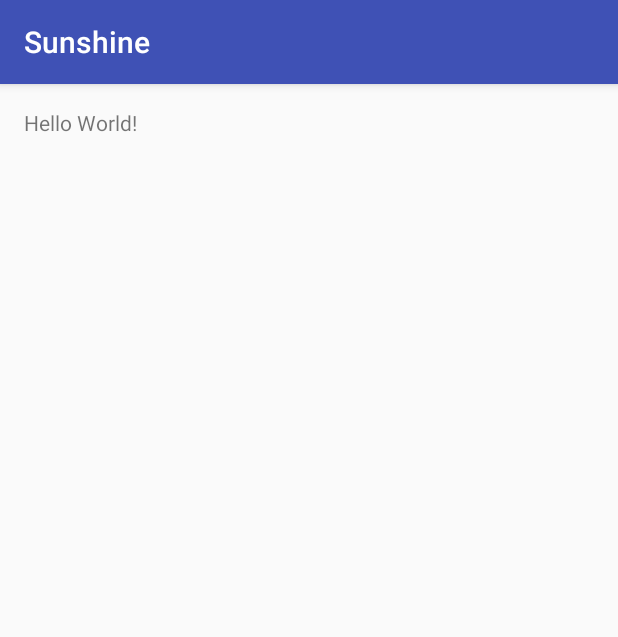
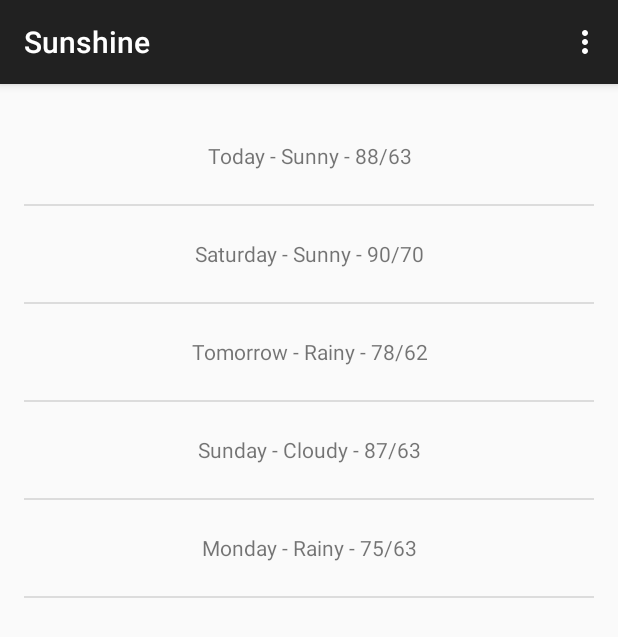
Before and after one commit to RGirish/Udacity-Sunshine, an Android app: the screen it shows after launch (MainActivity), on a phone screen of 412 x 824 dp. Shown: the top 637 px of the screen. Run offline under Robolectric (Android 15) with nearby library versions, the phone set to English and light mode, and no system bars.

```diff
--- a/app/src/main/java/girish/raman/sunshine/MainActivity.java
+++ b/app/src/main/java/girish/raman/sunshine/MainActivity.java
@@ -1,7 +1,18 @@
 package girish.raman.sunshine;
 
+import android.support.v4.app.Fragment;
+import android.os.Bundle;
 import android.support.v7.app.AppCompatActivity;
-import android.os.Bundle;
+import android.view.LayoutInflater;
+import android.view.Menu;
+import android.view.MenuItem;
+import android.view.View;
+import android.view.ViewGroup;
+import android.widget.ArrayAdapter;
+import android.widget.ListView;
+
+import java.util.ArrayList;
+import java.util.List;
 
 public class MainActivity extends AppCompatActivity {
 
@@ -9,5 +20,59 @@ public class MainActivity extends AppCompatActivity {
     protected void onCreate(Bundle savedInstanceState) {
         super.onCreate(savedInstanceState);
         setContentView(R.layout.activity_main);
+        if (savedInstanceState == null) {
+            getSupportFragmentManager().beginTransaction()
+                    .add(R.id.container, new PlaceholderFragment())
+                    .commit();
+        }
+    }
+
+    @Override
+    public boolean onCreateOptionsMenu(Menu menu) {
+        // Inflate the menu; this adds items to the action bar if it is present.
+        getMenuInflater().inflate(R.menu.main, menu);
+        return true;
+    }
+
+    @Override
+    public boolean onOptionsItemSelected(MenuItem item) {
+        // Handle action bar item clicks here. The action bar will
+        // automatically handle clicks on the Home/Up button, so long
+        // as you specify a parent activity in AndroidManifest.xml.
+        int id = item.getItemId();
+
+        //noinspection SimplifiableIfStatement
+        if (id == R.id.action_settings) {
+            return true;
+        }
+
+        return super.onOptionsItemSelected(item);
+    }
+
+    /**
+     * A placeholder fragment containing a simple view.
+     */
+    public static class PlaceholderFragment extends Fragment {
+
+        public PlaceholderFragment() {
+        }
+
+        @Override
+        public View onCreateView(LayoutInflater inflater, ViewGroup container,
+                                 Bundle savedInstanceState) {
+            View rootView = inflater.inflate(R.layout.fragment_main, container, false);
+
+            String[] list = {
+                    "Today - Sunny - 88/63",
+                    "Saturday - Sunny - 90/70",
+                    "Tomorrow - Rainy - 78/62",
+                    "Sunday - Cloudy - 87/63",
+                    "Monday - Rainy - 75/63"
+            };
+            ArrayAdapter<String> adapter = new ArrayAdapter<>(getActivity(), R.layout.list_item_forecast, R.id.list_item_forecast_textview, list);
+            ListView listView = (ListView) rootView.findViewById(R.id.listview_forecast);
+            listView.setAdapter(adapter);
+            return rootView;
+        }
     }
 }
--- a/app/src/main/res/layout/activity_main.xml
+++ b/app/src/main/res/layout/activity_main.xml
@@ -1,17 +1,4 @@
-<?xml version="1.0" encoding="utf-8"?>
-<RelativeLayout xmlns:android="http://schemas.android.com/apk/res/android"
-    xmlns:tools="http://schemas.android.com/tools"
-    android:id="@+id/activity_main"
-    android:layout_width="match_parent"
-    android:layout_height="match_parent"
-    android:paddingBottom="@dimen/activity_vertical_margin"
-    android:paddingLeft="@dimen/activity_horizontal_margin"
-    android:paddingRight="@dimen/activity_horizontal_margin"
-    android:paddingTop="@dimen/activity_vertical_margin"
-    tools:context="girish.raman.sunshine.MainActivity">
-
-    <TextView
-        android:layout_width="wrap_content"
-        android:layout_height="wrap_content"
-        android:text="Hello World!" />
-</RelativeLayout>
+<FrameLayout xmlns:android="http://schemas.android.com/apk/res/android"
+    xmlns:tools="http://schemas.android.com/tools" android:id="@+id/container"
+    android:layout_width="match_parent" android:layout_height="match_parent"
+    tools:context=".MainActivity" tools:ignore="MergeRootFrame" />
--- /dev/null
+++ b/app/src/main/res/layout/fragment_main.xml
@@ -0,0 +1,14 @@
+<FrameLayout xmlns:android="http://schemas.android.com/apk/res/android"
+    xmlns:tools="http://schemas.android.com/tools" android:layout_width="match_parent"
+    android:layout_height="match_parent" android:paddingLeft="@dimen/activity_horizontal_margin"
+    android:paddingRight="@dimen/activity_horizontal_margin"
+    android:paddingTop="@dimen/activity_vertical_margin"
+    android:paddingBottom="@dimen/activity_vertical_margin"
+    tools:context=".MainActivity$PlaceholderFragment">
+
+    <ListView
+        android:id="@+id/listview_forecast"
+        android:layout_width="match_parent"
+        android:layout_height="match_parent" />
+
+</FrameLayout>
--- /dev/null
+++ b/app/src/main/res/layout/list_item_forecast.xml
@@ -0,0 +1,12 @@
+<?xml version="1.0" encoding="utf-8"?>
+<TextView xmlns:android="http://schemas.android.com/apk/res/android"
+    android:id="@+id/list_item_forecast_textview"
+    android:text="Today - Sunny - 88/63"
+    android:orientation="vertical"
+    android:minHeight="?android:listPreferredItemHeight"
+    android:padding="10dp"
+    android:gravity="center"
+    android:layout_width="match_parent"
+    android:layout_height="wrap_content">
+
+</TextView>
--- /dev/null
+++ b/app/src/main/res/menu/main.xml
@@ -0,0 +1,6 @@
+<menu xmlns:android="http://schemas.android.com/apk/res/android"
+    xmlns:app="http://schemas.android.com/apk/res-auto"
+    xmlns:tools="http://schemas.android.com/tools" tools:context=".MainActivity">
+    <item android:id="@+id/action_settings" android:title="@string/action_settings"
+        android:orderInCategory="100" app:showAsAction="never" />
+</menu>
--- a/app/src/main/res/values/strings.xml
+++ b/app/src/main/res/values/strings.xml
@@ -1,3 +1,8 @@
+<?xml version="1.0" encoding="utf-8"?>
 <resources>
+
     <string name="app_name">Sunshine</string>
+    <string name="hello_world">Hello world!</string>
+    <string name="action_settings">Settings</string>
+
 </resources>
--- a/app/src/main/res/values/styles.xml
+++ b/app/src/main/res/values/styles.xml
@@ -3,9 +3,6 @@
     <!-- Base application theme. -->
     <style name="AppTheme" parent="Theme.AppCompat.Light.DarkActionBar">
         <!-- Customize your theme here. -->
-        <item name="colorPrimary">@color/colorPrimary</item>
-        <item name="colorPrimaryDark">@color/colorPrimaryDark</item>
-        <item name="colorAccent">@color/colorAccent</item>
     </style>
 
 </resources>
--- a/build.gradle
+++ b/build.gradle
@@ -5,7 +5,7 @@ buildscript {
         jcenter()
     }
     dependencies {
-        classpath 'com.android.tools.build:gradle:2.2.1'
+        classpath 'com.android.tools.build:gradle:2.2.2'
 
         // NOTE: Do not place your application dependencies here; they belong
         // in the individual module build.gradle files
```
Also changed, not shown: 1 other file.
